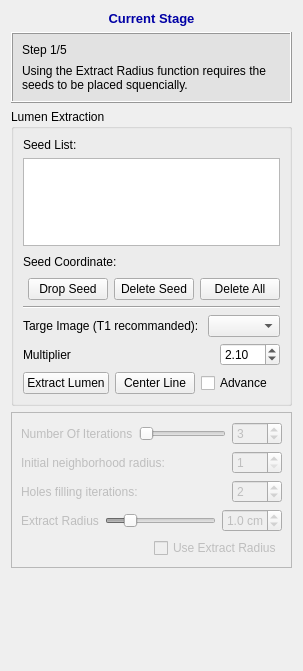
Above: codes/InteractorStyles/QInteractorStyleLumenSeedsPlacer.ui from wuzhuobin/PlaqueQuant before the change. Below: the same form after it.
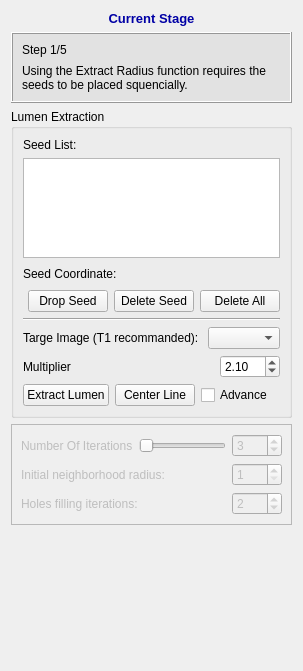
That is the form after the change.

Diff of the .ui file:
```diff
--- a/codes/InteractorStyles/QInteractorStyleLumenSeedsPlacer.ui
+++ b/codes/InteractorStyles/QInteractorStyleLumenSeedsPlacer.ui
@@ -476,106 +476,6 @@
         </item>
        </layout>
       </item>
-      <item>
-       <layout class="QHBoxLayout" name="horizontalLayout_5">
-        <item>
-         <widget class="QLabel" name="label_5">
-          <property name="text">
-           <string>Extract Radius</string>
-          </property>
-         </widget>
-        </item>
-        <item>
-         <widget class="QSlider" name="hSliderExtractRadius">
-          <property name="minimum">
-           <number>1</number>
-          </property>
-          <property name="maximum">
-           <number>50</number>
-          </property>
-          <property name="value">
-           <number>10</number>
-          </property>
-          <property name="orientation">
-           <enum>Qt::Horizontal</enum>
-          </property>
-         </widget>
-        </item>
-        <item>
-         <widget class="QDoubleSpinBox" name="doubleSpinBoxExtractRadius">
-          <property name="minimumSize">
-           <size>
-            <width>50</width>
-            <height>0</height>
-           </size>
-          </property>
-          <property name="maximumSize">
-           <size>
-            <width>60</width>
-            <height>16777215</height>
-           </size>
-          </property>
-          <property name="prefix">
-           <string/>
-          </property>
-          <property name="suffix">
-           <string> cm</string>
-          </property>
-          <property name="decimals">
-           <number>1</number>
-          </property>
-          <property name="minimum">
-           <double>0.100000000000000</double>
-          </property>
-          <property name="maximum">
-           <double>5.000000000000000</double>
-          </property>
-          <property name="singleStep">
-           <double>0.100000000000000</double>
-          </property>
-          <property name="value">
-           <double>1.000000000000000</double>
-          </property>
-         </widget>
-        </item>
-       </layout>
-      </item>
-      <item>
-       <layout class="QHBoxLayout" name="horizontalLayout_6">
-        <item>
-         <spacer name="horizontalSpacer_7">
-          <property name="orientation">
-           <enum>Qt::Horizontal</enum>
-          </property>
-          <property name="sizeHint" stdset="0">
-           <size>
-            <width>40</width>
-            <height>20</height>
-           </size>
-          </property>
-         </spacer>
-        </item>
-        <item>
-         <widget class="QCheckBox" name="checkBoxExtractWithRadius">
-          <property name="sizePolicy">
-           <sizepolicy hsizetype="Preferred" vsizetype="Fixed">
-            <horstretch>0</horstretch>
-            <verstretch>0</verstretch>
-           </sizepolicy>
-          </property>
-          <property name="minimumSize">
-           <size>
-            <width>0</width>
-            <height>0</height>
-           </size>
-          </property>
-          <property name="text">
-           <string>Use Extract Radius</string>
-          </property>
-         </widget>
-        </item>
-       </layout>
-      </item>
      </layout>
     </widget>
    </item>
```
